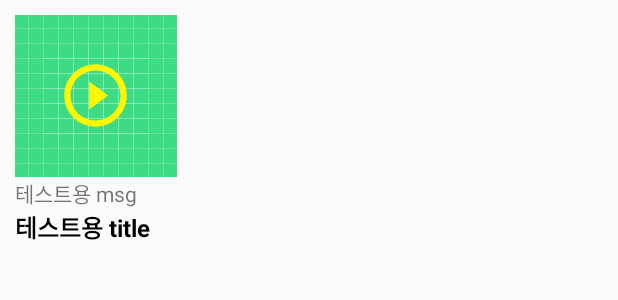
After one commit to hardcodingJeon/ProjectRecipe, an Android app: the layout recycler_tv.xml on its own in the app's theme, with its tools: preview values and no code run, on a phone screen of 412 x 824 dp. The commit adds this screen. Shown: the top 300 px of the screen. Run offline under Robolectric (Android 15) with nearby library versions, the light colour scheme and no system bars.

Commit message:
dothome TV tab complete

```diff
--- a/app/src/main/java/com/sonlcr1/projectrecipe/fragment/ThemaTabFragment.java
+++ b/app/src/main/java/com/sonlcr1/projectrecipe/fragment/ThemaTabFragment.java
@@ -57,8 +57,8 @@ public class ThemaTabFragment extends Fragment {
     }
 
     @Override
-    public void onDestroy() {
-        super.onDestroy();
+    public void onDestroyView() {
+        super.onDestroyView();
         datas.removeAll(datas);
         iconAdapter.notifyDataSetChanged();
     }
--- /dev/null
+++ b/app/src/main/res/drawable/ic_play.xml
@@ -0,0 +1,5 @@
+<vector android:height="50dp" android:tint="#FFF700"
+    android:viewportHeight="24.0" android:viewportWidth="24.0"
+    android:width="50dp" xmlns:android="http://schemas.android.com/apk/res/android">
+    <path android:fillColor="#FF000000" android:pathData="M10,16.5l6,-4.5 -6,-4.5v9zM12,2C6.48,2 2,6.48 2,12s4.48,10 10,10 10,-4.48 10,-10S17.52,2 12,2zM12,20c-4.41,0 -8,-3.59 -8,-8s3.59,-8 8,-8 8,3.59 8,8 -3.59,8 -8,8z"/>
+</vector>
--- a/app/src/main/res/layout/recycler_choice.xml
+++ b/app/src/main/res/layout/recycler_choice.xml
@@ -23,7 +23,7 @@
         />
     <View
         android:id="@+id/line"
-        android:layout_width="100dp"
+        android:layout_width="80dp"
         android:layout_height="1dp"
         android:background="#FFFFFFFF"
         android:layout_above="@id/tv_title"
--- /dev/null
+++ b/app/src/main/res/layout/recycler_tv.xml
@@ -0,0 +1,52 @@
+<?xml version="1.0" encoding="utf-8"?>
+<LinearLayout
+    xmlns:android="http://schemas.android.com/apk/res/android"
+    android:layout_width="wrap_content"
+    android:layout_height="wrap_content"
+    android:layout_margin="10dp"
+    android:orientation="vertical"
+    >
+    <RelativeLayout
+        android:layout_width="wrap_content"
+        android:layout_height="wrap_content"
+        >
+        <ImageView
+            android:id="@+id/iv"
+            android:layout_width="wrap_content"
+            android:layout_height="wrap_content"
+            android:adjustViewBounds="true"
+            android:scaleType="centerCrop"
+            android:src="@drawable/ic_launcher_background"
+            />
+
+        <ImageView
+            android:layout_width="wrap_content"
+            android:layout_height="wrap_content"
+            android:background="@drawable/ic_play"
+            android:layout_centerInParent="true"
+            />
+
+
+    </RelativeLayout>
+
+    <TextView
+        android:id="@+id/tv_msg"
+        android:layout_width="wrap_content"
+        android:layout_height="wrap_content"
+        android:text="테스트용 msg"
+        android:textSize="14sp"
+        android:layout_below="@id/iv"
+
+        />
+
+    <TextView
+        android:id="@+id/tv_title"
+        android:layout_width="wrap_content"
+        android:layout_height="wrap_content"
+        android:text="테스트용 title"
+        android:textSize="16sp"
+        android:textColor="#FF000000"
+        android:textStyle="bold"
+        android:layout_below="@id/tv_msg"
+        />
+</LinearLayout>
```
Also changed, not shown: app/src/main/java/com/sonlcr1/projectrecipe/adapter/TVAdapter.java (added, +67 -0 lines), app/src/main/java/com/sonlcr1/projectrecipe/fragment/TVTabFragment.java (+35 -0 lines), app/src/main/java/com/sonlcr1/projectrecipe/member/TV.java (added, +16 -0 lines), app/src/main/res/layout/fragment_tvtab.xml (+4 -3 lines), app/src/main/res/values/strings.xml (+14 -0 lines).
